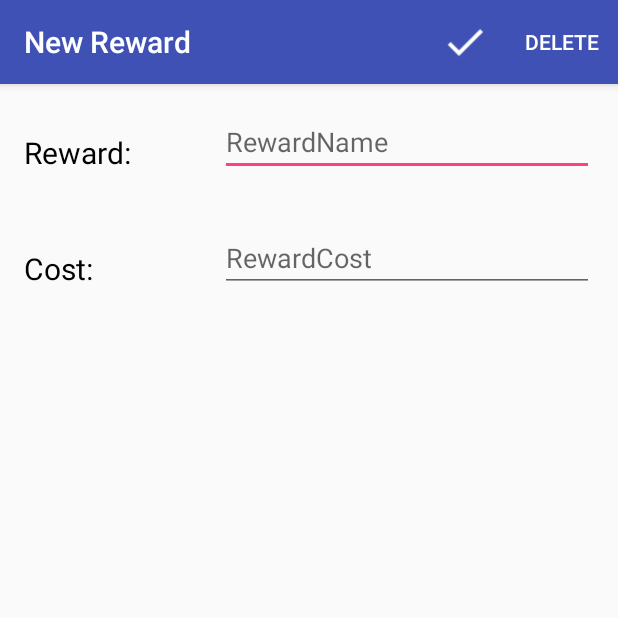
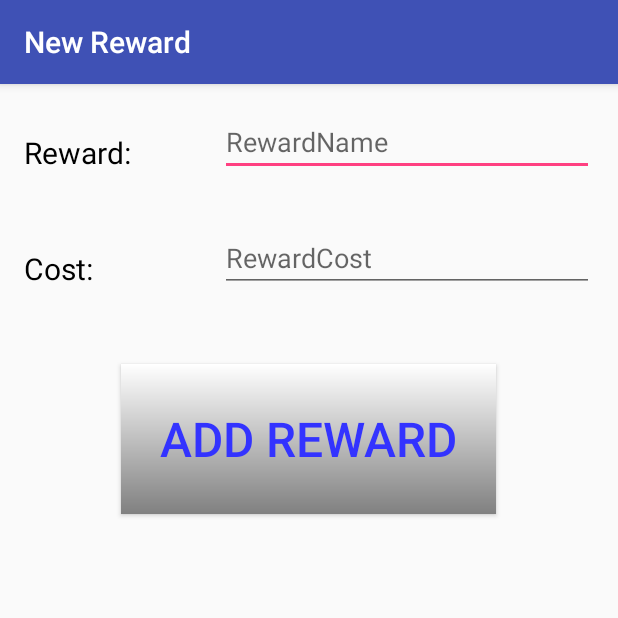
Before and after one commit to MichaelHighsmith/LifeUp, an Android app: the RewardsEditorAcitivity screen opened directly, with no data from a screen before it, on a phone screen of 412 x 824 dp, the top half of it. Run offline under Robolectric (Android 15) with nearby library versions, the phone set to English and light mode, and no system bars.

Commit message:
task and reward buttons and aethetics

```diff
--- a/app/src/main/java/com/satyrlabs/lifeup/RewardsEditorAcitivity.java
+++ b/app/src/main/java/com/satyrlabs/lifeup/RewardsEditorAcitivity.java
@@ -8,6 +8,8 @@ import android.support.v7.app.AppCompatActivity;
 import android.text.TextUtils;
 import android.view.Menu;
 import android.view.MenuItem;
+import android.view.View;
+import android.widget.Button;
 import android.widget.EditText;
 import android.widget.Toast;
 
@@ -33,29 +35,17 @@ public class RewardsEditorAcitivity extends AppCompatActivity {
         mRewardEditText = (EditText) findViewById(R.id.edit_reward_name);
         mRewardCostEditText = (EditText) findViewById(R.id.edit_reward_cost);
 
+        Button addRewardButton = (Button) findViewById(R.id.add_reward_button);
+        addRewardButton.setOnClickListener(new View.OnClickListener(){
+            @Override
+            public void onClick(View view){
+                insertReward();
+                finish();
+            }
+        });
+
     }
 
-    @Override
-    public boolean onCreateOptionsMenu(Menu menu){
-        getMenuInflater().inflate(R.menu.task_editor_menu, menu);
-        return true;
-    }
-
-    @Override
-    public boolean onOptionsItemSelected(MenuItem item){
-        switch(item.getItemId()){
-            case R.id.action_save:
-                insertReward();
-                finish();
-                return true;
-            case R.id.action_delete:
-                return true;
-            case android.R.id.home:
-                NavUtils.navigateUpFromSameTask(this);
-                return true;
-        }
-        return super.onOptionsItemSelected(item);
-    }
 
     private void insertReward(){
 
--- a/app/src/main/res/layout/battle_intro_dialog.xml
+++ b/app/src/main/res/layout/battle_intro_dialog.xml
@@ -10,6 +10,7 @@
         android:layout_height="wrap_content"
         android:text="@string/first_battle"
         android:gravity="center"
+        android:padding="8dp"
         android:textColor="@android:color/black"
         />
 
--- a/app/src/main/res/layout/rewards_editor.xml
+++ b/app/src/main/res/layout/rewards_editor.xml
@@ -33,7 +33,10 @@
         android:layout_width="match_parent"
         android:layout_height="wrap_content"
         android:orientation="horizontal"
-        android:padding="16dp">
+        android:paddingBottom="48dp"
+        android:paddingLeft="16dp"
+        android:paddingRight="16dp"
+        android:paddingTop="16dp">
 
         <TextView
             android:text="Cost:"
@@ -55,6 +58,16 @@
         </LinearLayout>
     </LinearLayout>
 
+    <Button
+        android:id="@+id/add_reward_button"
+        android:layout_width="250dp"
+        android:layout_height="100dp"
+        android:textSize="32dp"
+        android:text="Add Reward"
+        android:textColor="@color/colorBlue"
+        android:layout_gravity="center_horizontal"
+        android:background="@drawable/topgrad"/>
+
 
 
 </LinearLayout>
--- a/app/src/main/res/values/strings.xml
+++ b/app/src/main/res/values/strings.xml
@@ -20,13 +20,13 @@
 
     <string name="first_time_task">Let\'s start by adding our first task. Click the plus button to the right! </string>
 
-    <string name="first_time_task_editor">Excellent! Here you can add activities you want to work on (Read, Run, Etc.) and then press the check mark to save them</string>
+    <string name="first_time_task_editor">Excellent! Here you can add activities you want to work on (Read, Run, Etc.) and then press the button below to save them.</string>
 
     <string name="level_up_explanation">Completing tasks will grant gold and experience.  Build up enough experience and you\'ll grow levels and unlock new features. </string>
 
     <string name="swipe_right">Now you\'re ready to begin your adventure towards a more productive life!  Swipe to explore more LifeUp fun</string>
 
-    <string name="first_battle">Welcome to the Battlefield.  Here you can fight different enemies on your adventure and gain rare loot!</string>
+    <string name="first_battle">Welcome to the Battlefield.  Here you can fight different enemies on your adventure and gain rare loot! Click on the enemies as they pop up to attack before they fight back!</string>
 
     <string name="new_task_title">New Task</string>
 
```
Also changed, not shown: app/src/main/java/com/satyrlabs/lifeup/TaskEditorActivity.java (+9 -25 lines), app/src/main/res/layout/task_editor.xml (+10 -0 lines).
